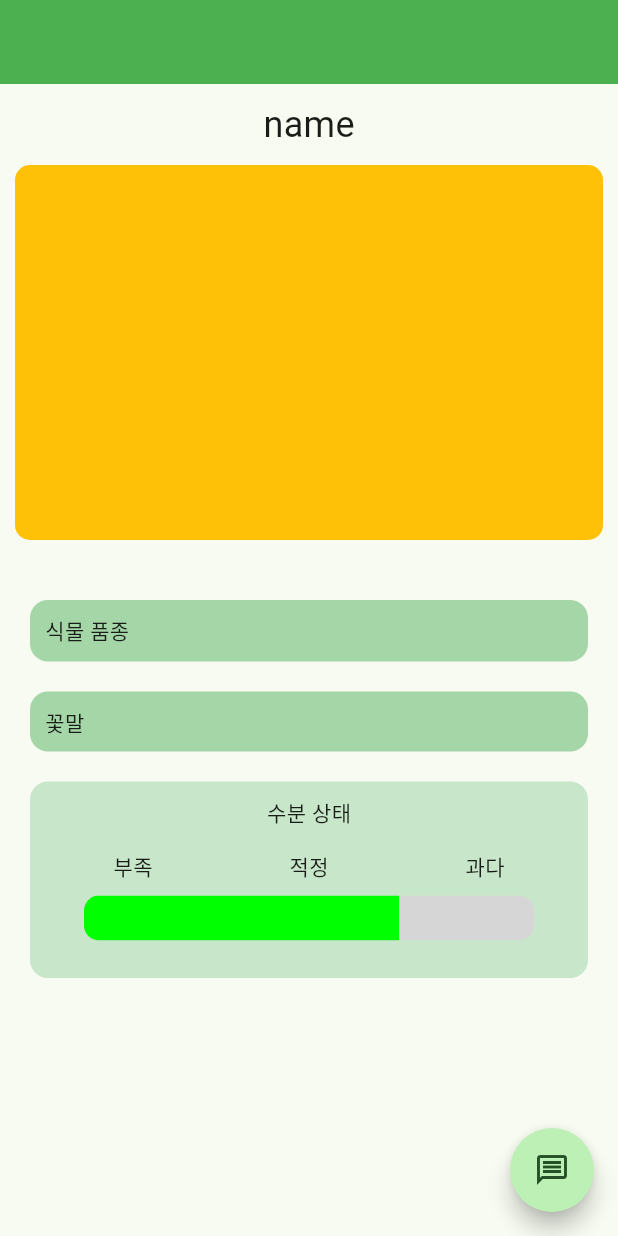
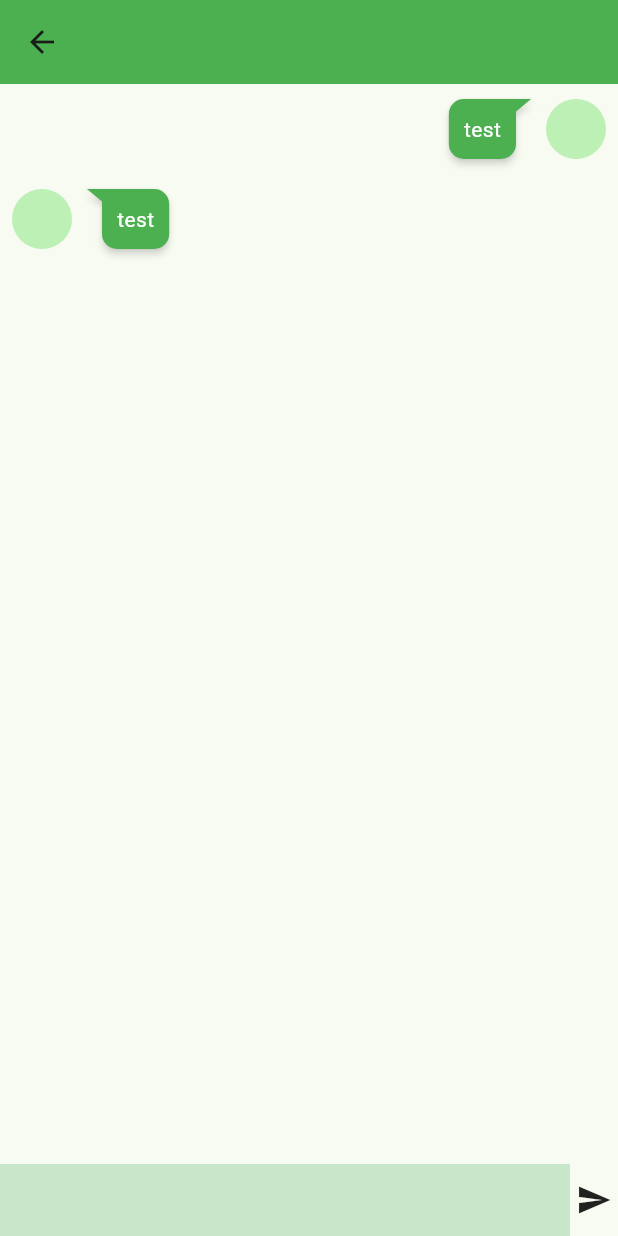
Before and after one commit to k984530/palnts, a Flutter app: the screen it shows after launch, after a tap on the "message" icon, on a phone screen of 412 x 824 dp. Run offline on Flutter 3.47's test engine with Material 2 defaults, Android fonts, the phone set to English and light mode, and no system bars; drawn by our look-alikes of flutter_chat_bubble; our stand-ins replace get; missing offline and left inert: kakao_map_plugin.

Commit message:
[ADD] Chat Screen

```diff
--- /dev/null
+++ b/lib/APIs/OpenAI.dart
@@ -0,0 +1,3 @@
+import 'package:flutter/material.dart';
+
+test() {}
--- /dev/null
+++ b/lib/Screens/ChatScreen.dart
@@ -0,0 +1,82 @@
+import 'package:flutter/material.dart';
+import 'package:flutter_chat_bubble/chat_bubble.dart';
+
+class ChatScreen extends StatelessWidget {
+  const ChatScreen({super.key});
+
+  @override
+  Widget build(BuildContext context) {
+    return Scaffold(
+      appBar: AppBar(
+        backgroundColor: Colors.green,
+      ),
+      body: Column(
+        children: [
+          Row(
+            mainAxisAlignment: MainAxisAlignment.end,
+            children: [
+              ChatBubble(
+                alignment: Alignment.centerRight,
+                margin: EdgeInsets.all(10),
+                backGroundColor: Colors.green,
+                clipper: ChatBubbleClipper2(
+                  type: BubbleType.sendBubble,
+                ),
+                child: Text(
+                  "test",
+                  style: TextStyle(
+                    color: Colors.white,
+                  ),
+                ),
+              ),
+              Padding(
+                padding: const EdgeInsets.only(right: 8.0),
+                child: CircleAvatar(),
+              ),
+            ],
+          ),
+          Row(
+            children: [
+              Padding(
+                padding: const EdgeInsets.only(left: 8.0),
+                child: CircleAvatar(),
+              ),
+              ChatBubble(
+                alignment: Alignment.centerLeft,
+                margin: EdgeInsets.all(10),
+                backGroundColor: Colors.green,
+                clipper: ChatBubbleClipper2(
+                  type: BubbleType.receiverBubble,
+                ),
+                child: Text(
+                  "test",
+                  style: TextStyle(
+                    color: Colors.white,
+                  ),
+                ),
+              ),
+            ],
+          ),
+          Spacer(),
+          Row(
+            children: [
+              Flexible(
+                child: TextField(
+                  decoration: InputDecoration(
+                    border: InputBorder.none,
+                    filled: true,
+                    fillColor: Colors.green[100],
+                  ),
+                ),
+              ),
+              Container(
+                margin: EdgeInsets.symmetric(horizontal: 4),
+                child: Icon(Icons.send),
+              )
+            ],
+          ),
+        ],
+      ),
+    );
+  }
+}
--- a/lib/Screens/PlantProfileScreen.dart
+++ b/lib/Screens/PlantProfileScreen.dart
@@ -1,4 +1,5 @@
 import 'package:flutter/material.dart';
+import 'package:get/get.dart';
 
 class PlantProfileScreen extends StatelessWidget {
   const PlantProfileScreen({super.key});
@@ -7,7 +8,9 @@ class PlantProfileScreen extends StatelessWidget {
   Widget build(BuildContext context) {
     return Scaffold(
       floatingActionButton: FloatingActionButton(
-        onPressed: () {},
+        onPressed: () {
+          Get.toNamed('/Chat');
+        },
         shape: RoundedRectangleBorder(
           borderRadius: BorderRadius.circular(45),
         ),
--- a/lib/main.dart
+++ b/lib/main.dart
@@ -1,6 +1,7 @@
 import 'package:flutter/material.dart';
 import 'package:get/route_manager.dart';
 import 'package:kakao_map_plugin/kakao_map_plugin.dart';
+import 'package:plants/Screens/ChatScreen.dart';
 import 'package:plants/Screens/MapScreen.dart';
 import 'package:plants/Screens/PlantProfileScreen.dart';
 
@@ -23,6 +24,12 @@ class MyApp extends StatelessWidget {
         useMaterial3: true,
       ),
       home: PlantProfileScreen(),
+      getPages: [
+        GetPage(
+          name: '/Chat',
+          page: () => ChatScreen(),
+        ),
+      ],
     );
   }
 }
--- a/pubspec.yaml
+++ b/pubspec.yaml
@@ -38,6 +38,7 @@ dependencies:
   material: ^1.0.0+2
   get: ^4.6.5
   kakao_map_plugin: ^0.2.2
+  flutter_chat_bubble: ^2.0.2
 
 dev_dependencies:
   flutter_test:
```
Also changed, not shown: pubspec.lock.
